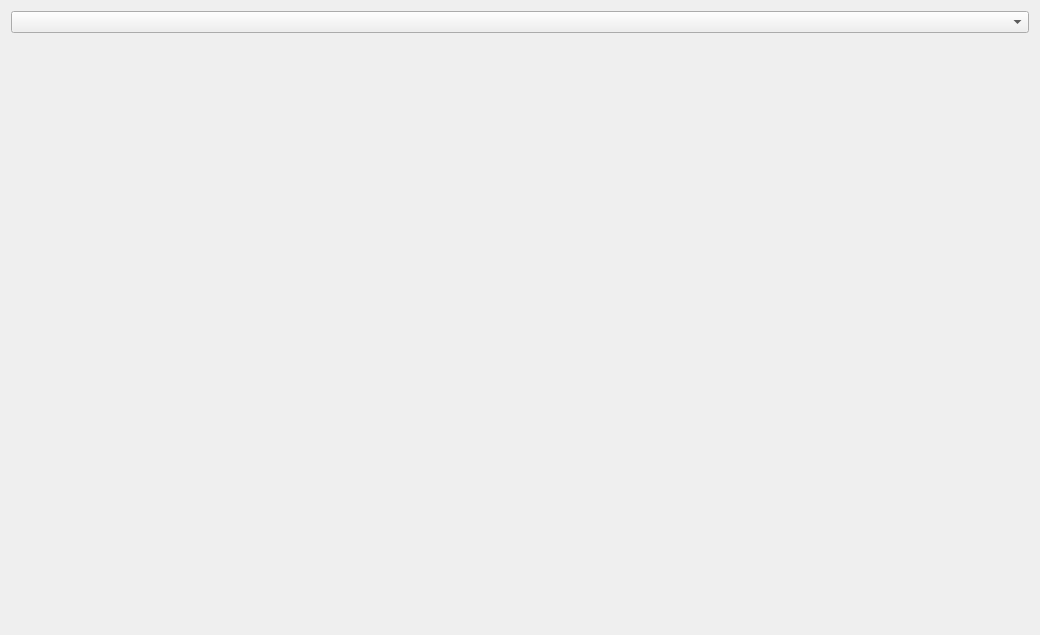
Ulle84/UllesSourceCode, file CodeCreator/CodeCreator.ui: the form before one commit.
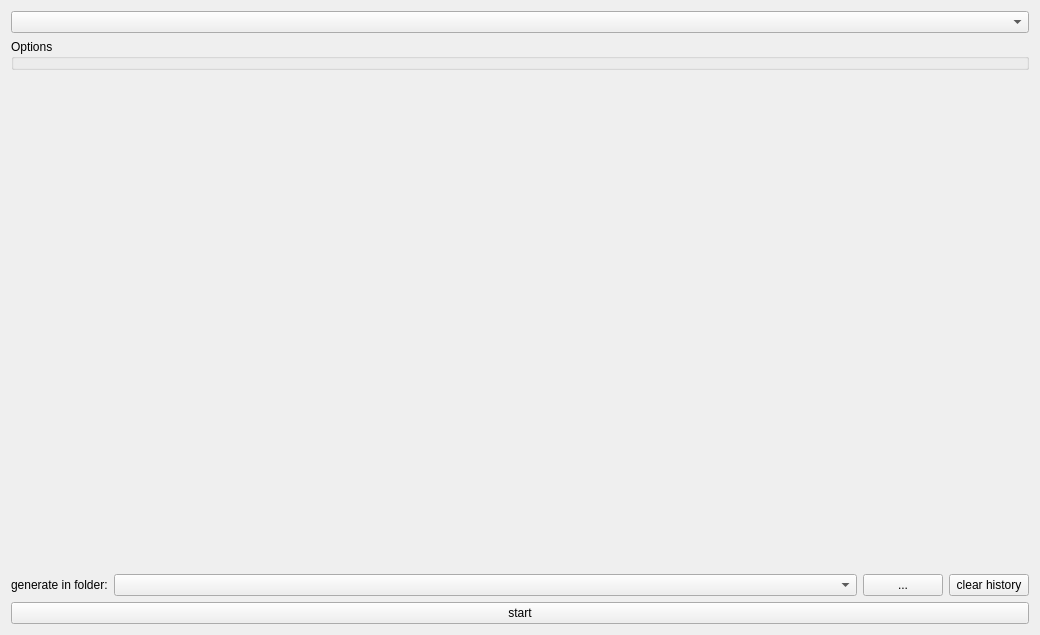
The form after the commit.

```diff
--- a/CodeCreator/CodeCreator.ui
+++ b/CodeCreator/CodeCreator.ui
@@ -13,13 +13,84 @@
   <property name="windowTitle">
    <string>CodeCreator</string>
   </property>
-  <layout class="QVBoxLayout" name="verticalLayout_2">
+  <layout class="QVBoxLayout" name="verticalLayout_3">
    <item>
     <widget class="QComboBox" name="comboBoxType"/>
    </item>
    <item>
-    <widget class="QWidget" name="generators" native="true">
-     <layout class="QVBoxLayout" name="verticalLayout"/>
+    <widget class="QGroupBox" name="groupBox">
+     <property name="title">
+      <string>Options</string>
+     </property>
+     <layout class="QVBoxLayout" name="verticalLayout_2">
+      <property name="margin">
+       <number>0</number>
+      </property>
+      <item>
+       <widget class="QWidget" name="generators" native="true">
+        <layout class="QVBoxLayout" name="verticalLayout">
+         <property name="margin">
+          <number>0</number>
+         </property>
+        </layout>
+       </widget>
+      </item>
+     </layout>
+    </widget>
+   </item>
+   <item>
+    <spacer name="verticalSpacer">
+     <property name="orientation">
+      <enum>Qt::Vertical</enum>
+     </property>
+     <property name="sizeHint" stdset="0">
+      <size>
+       <width>20</width>
+       <height>40</height>
+      </size>
+     </property>
+    </spacer>
+   </item>
+   <item>
+    <layout class="QHBoxLayout" name="horizontalLayout">
+     <item>
+      <widget class="QLabel" name="label_2">
+       <property name="text">
+        <string>generate in folder:</string>
+       </property>
+      </widget>
+     </item>
+     <item>
+      <widget class="QComboBox" name="comboBoxFolder">
+       <property name="sizePolicy">
+        <sizepolicy hsizetype="MinimumExpanding" vsizetype="Fixed">
+         <horstretch>0</horstretch>
+         <verstretch>0</verstretch>
+        </sizepolicy>
+       </property>
+      </widget>
+     </item>
+     <item>
+      <widget class="QPushButton" name="pushButtonSelectFolder">
+       <property name="text">
+        <string>...</string>
+       </property>
+      </widget>
+     </item>
+     <item>
+      <widget class="QPushButton" name="pushButtonClearHistory">
+       <property name="text">
+        <string>clear history</string>
+       </property>
+      </widget>
+     </item>
+    </layout>
+   </item>
+   <item>
+    <widget class="QPushButton" name="pushButtonStart">
+     <property name="text">
+      <string>start</string>
+     </property>
     </widget>
    </item>
   </layout>
```
